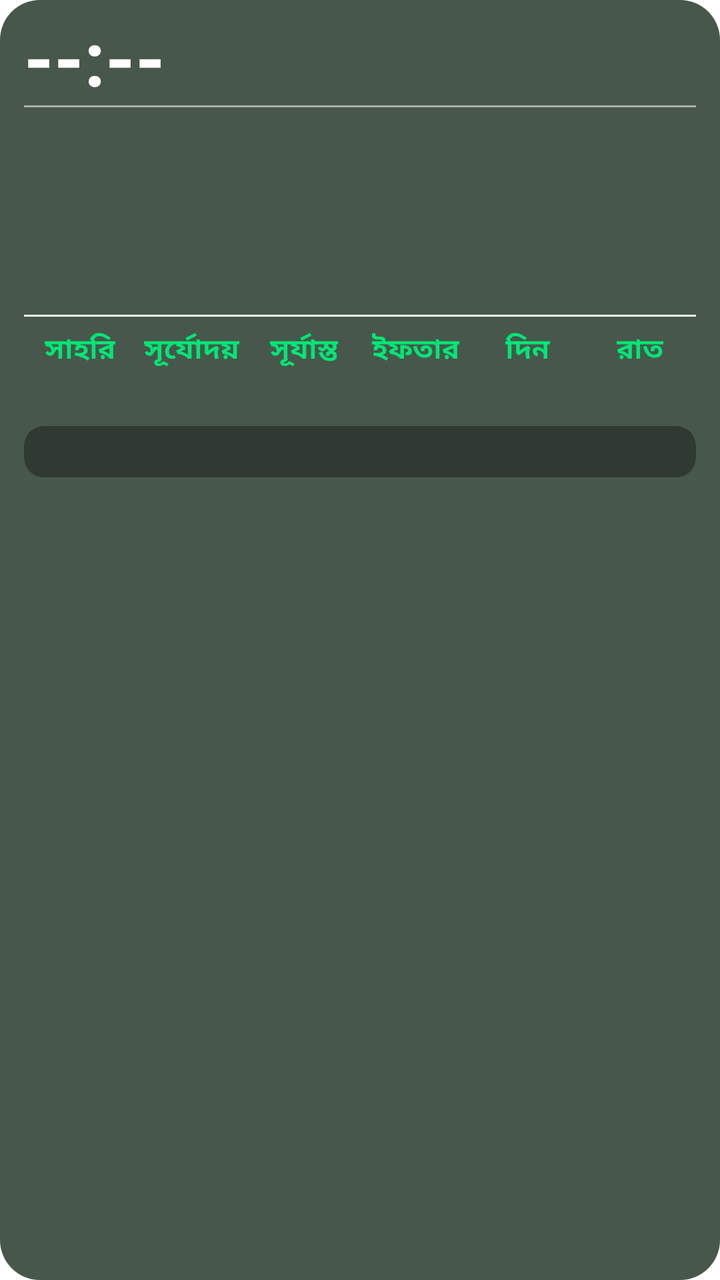
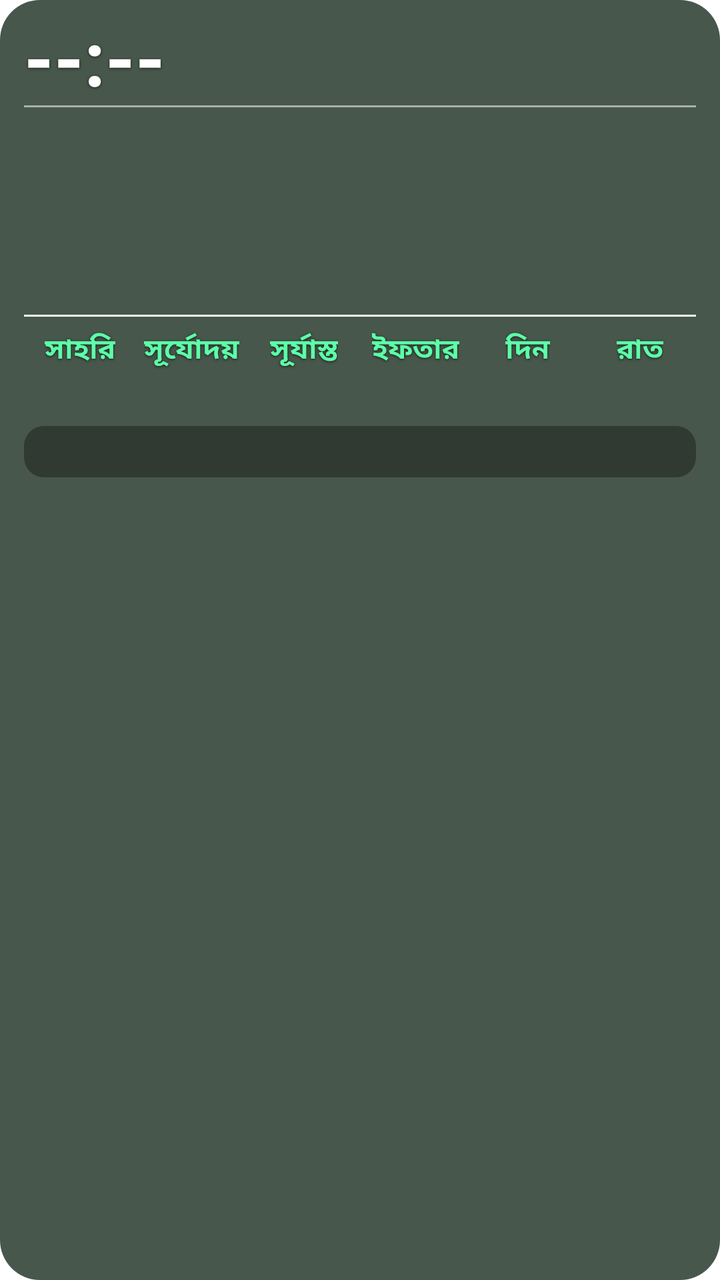

Compare the two renders of this Android layout. The source of the first and the diff that turns it into the second are given below.
<!-- AndroidManifest.xml: fallback theme Theme.MaterialComponents.DayNight.NoActionBar -->
<!-- res/layout/prayer_widget_layout.xml -->
<?xml version="1.0" encoding="utf-8"?>
<LinearLayout xmlns:android="http://schemas.android.com/apk/res/android"
    android:id="@+id/widget_root"
    android:layout_width="match_parent"
    android:layout_height="match_parent"
    android:orientation="vertical"
    android:background="@drawable/widget_background"
    android:paddingStart="12dp"
    android:paddingEnd="12dp"
    android:paddingTop="8dp"
    android:paddingBottom="10dp">

    
    <LinearLayout
        android:layout_width="match_parent"
        android:layout_height="wrap_content"
        android:orientation="horizontal"
        android:gravity="top">

        <TextView
            android:id="@+id/widget_time"
            android:layout_width="0dp"
            android:layout_height="wrap_content"
            android:layout_weight="1"
            android:text="--:--"
            android:textColor="#FFFFFF"
            android:textSize="38sp"
            android:textStyle="bold"
            android:includeFontPadding="false"
            android:gravity="start|center_vertical" />

        <LinearLayout
            android:layout_width="wrap_content"
            android:layout_height="wrap_content"
            android:orientation="vertical"
            android:gravity="end">

            <TextView
                android:id="@+id/widget_location"
                android:layout_width="wrap_content"
                android:layout_height="wrap_content"
                android:text=""
                android:textColor="#80DEEA"
                android:textSize="14sp"
                android:textStyle="bold"
                android:gravity="end"
                android:singleLine="true"
                android:ellipsize="end"
                android:maxWidth="180dp" />

            <TextView
                android:id="@+id/widget_weather"
                android:layout_width="wrap_content"
                android:layout_height="wrap_content"
                android:layout_marginTop="2dp"
                android:text=""
                android:textColor="#B0BEC5"
                android:textSize="13sp"
                android:textStyle="bold"
                android:gravity="end"
                android:singleLine="true"
                android:ellipsize="end"
                android:maxWidth="180dp" />

        </LinearLayout>

    </LinearLayout>

    
    <TextView
        android:layout_width="match_parent"
        android:layout_height="1dp"
        android:layout_marginTop="0dp"
        android:layout_marginBottom="2dp"
        android:background="#88FFFFFF"
        android:text="" />

    
    <LinearLayout
        android:layout_width="match_parent"
        android:layout_height="wrap_content"
        android:orientation="horizontal">

        
        <LinearLayout
            android:layout_width="0dp"
            android:layout_height="wrap_content"
            android:layout_weight="0.65"
            android:orientation="vertical">

            <TextView
                android:id="@+id/widget_waqt_name"
                android:layout_width="wrap_content"
                android:layout_height="wrap_content"
                android:text=""
                android:textColor="#00E676"
                android:textSize="20sp"
                android:textStyle="bold" />

            <TextView
                android:id="@+id/widget_waqt_range"
                android:layout_width="wrap_content"
                android:layout_height="wrap_content"
                android:layout_marginTop="-2dp"
                android:text=""
                android:textColor="#ECEFF1"
                android:textSize="18sp"
                android:textStyle="bold" />

            <TextView
                android:id="@+id/widget_waqt_remaining_label"
                android:layout_width="wrap_content"
                android:layout_height="wrap_content"
                android:layout_marginTop="0dp"
                android:text=""
                android:textColor="#CE93D8"
                android:textSize="16sp"
                android:textStyle="bold" />

            <TextView
                android:id="@+id/widget_waqt_remaining_value"
                android:layout_width="wrap_content"
                android:layout_height="wrap_content"
                android:layout_marginTop="0dp"
                android:text=""
                android:textColor="#FFFFFF"
                android:textSize="18sp"
                android:textStyle="bold" />

        </LinearLayout>

        
        <LinearLayout
            android:layout_width="0dp"
            android:layout_height="wrap_content"
            android:layout_weight="1.35"
            android:orientation="vertical">

            <TextView
                android:id="@+id/widget_day"
                android:layout_width="match_parent"
                android:layout_height="wrap_content"
                android:text=""
                android:textColor="#00E676"
                android:textSize="20sp"
                android:textStyle="bold"
                android:singleLine="true"
                android:ellipsize="end"
                android:gravity="end" />

            <TextView
                android:id="@+id/widget_gregorian"
                android:layout_width="match_parent"
                android:layout_height="wrap_content"
                android:layout_marginTop="0dp"
                android:text=""
                android:textColor="#E0E0E0"
                android:textSize="16sp"
                android:textStyle="bold"
                android:gravity="end" />

            <TextView
                android:id="@+id/widget_hijri"
                android:layout_width="match_parent"
                android:layout_height="wrap_content"
                android:layout_marginTop="0dp"
                android:text=""
                android:textColor="#CE93D8"
                android:textSize="16sp"
                android:textStyle="bold"
                android:gravity="end"
                android:singleLine="true"
                android:ellipsize="end" />

            <TextView
                android:id="@+id/widget_bangla_date"
                android:layout_width="match_parent"
                android:layout_height="wrap_content"
                android:layout_marginTop="0dp"
                android:text=""
                android:textColor="#80DEEA"
                android:textSize="16sp"
                android:textStyle="bold"
                android:gravity="end" />

        </LinearLayout>
    </LinearLayout>

    
    <TextView
        android:id="@+id/widget_divider_bottom"
        android:layout_width="match_parent"
        android:layout_height="1dp"
        android:layout_marginTop="6dp"
        android:background="#FFFFFFFF"
        android:text="" />

    
    <LinearLayout
        android:layout_width="match_parent"
        android:layout_height="wrap_content"
        android:layout_marginTop="6dp"
        android:orientation="horizontal">

        <LinearLayout
            android:layout_width="0dp"
            android:layout_height="wrap_content"
            android:layout_weight="1"
            android:orientation="vertical"
            android:gravity="center">

            <TextView
                android:id="@+id/widget_sehri_label"
                android:layout_width="wrap_content"
                android:layout_height="wrap_content"
                android:text="সাহরি"
                android:textColor="#00E676"
                android:textSize="14sp"
                android:textStyle="bold" />

            <TextView
                android:id="@+id/widget_sehri"
                android:layout_width="wrap_content"
                android:layout_height="wrap_content"
                android:text=""
                android:textColor="#00E676"
                android:textSize="16sp"
                android:textStyle="bold" />

        </LinearLayout>

        <LinearLayout
            android:layout_width="0dp"
            android:layout_height="wrap_content"
            android:layout_weight="1"
            android:orientation="vertical"
            android:gravity="center">

            <TextView
                android:id="@+id/widget_sunrise_label"
                android:layout_width="wrap_content"
                android:layout_height="wrap_content"
                android:text="সূর্যোদয়"
                android:textColor="#00E676"
                android:textSize="14sp"
                android:textStyle="bold" />

            <TextView
                android:id="@+id/widget_sunrise"
                android:layout_width="wrap_content"
                android:layout_height="wrap_content"
                android:text=""
                android:textColor="#00E676"
                android:textSize="16sp"
                android:textStyle="bold" />

        </LinearLayout>

        <LinearLayout
            android:layout_width="0dp"
            android:layout_height="wrap_content"
            android:layout_weight="1"
            android:orientation="vertical"
            android:gravity="center">

            <TextView
                android:id="@+id/widget_sunset_label"
                android:layout_width="wrap_content"
                android:layout_height="wrap_content"
                android:text="সূর্যাস্ত"
                android:textColor="#00E676"
                android:textSize="14sp"
                android:textStyle="bold" />

            <TextView
                android:id="@+id/widget_sunset"
                android:layout_width="wrap_content"
                android:layout_height="wrap_content"
                android:text=""
                android:textColor="#00E676"
                android:textSize="16sp"
                android:textStyle="bold" />

        </LinearLayout>

        <LinearLayout
            android:layout_width="0dp"
            android:layout_height="wrap_content"
            android:layout_weight="1"
            android:orientation="vertical"
            android:gravity="center">

            <TextView
                android:id="@+id/widget_iftar_label"
                android:layout_width="wrap_content"
                android:layout_height="wrap_content"
                android:text="ইফতার"
                android:textColor="#00E676"
                android:textSize="14sp"
                android:textStyle="bold" />

            <TextView
                android:id="@+id/widget_iftar"
                android:layout_width="wrap_content"
                android:layout_height="wrap_content"
                android:text=""
                android:textColor="#00E676"
                android:textSize="16sp"
                android:textStyle="bold" />

        </LinearLayout>

        
        <LinearLayout
            android:layout_width="0dp"
            android:layout_height="wrap_content"
            android:layout_weight="1"
            android:orientation="vertical"
            android:gravity="center">

            <TextView
                android:id="@+id/widget_day_label"
                android:layout_width="wrap_content"
                android:layout_height="wrap_content"
                android:text="দিন"
                android:textColor="#00E676"
                android:textSize="14sp"
                android:textStyle="bold" />

            <TextView
                android:id="@+id/widget_day_duration"
                android:layout_width="wrap_content"
                android:layout_height="wrap_content"
                android:text=""
                android:textColor="#00E676"
                android:textSize="16sp"
                android:textStyle="bold" />

        </LinearLayout>

        <LinearLayout
            android:layout_width="0dp"
            android:layout_height="wrap_content"
            android:layout_weight="1"
            android:orientation="vertical"
            android:gravity="center">

            <TextView
                android:id="@+id/widget_night_label"
                android:layout_width="wrap_content"
                android:layout_height="wrap_content"
                android:text="রাত"
                android:textColor="#00E676"
                android:textSize="14sp"
                android:textStyle="bold" />

            <TextView
                android:id="@+id/widget_night_duration"
                android:layout_width="wrap_content"
                android:layout_height="wrap_content"
                android:text=""
                android:textColor="#00E676"
                android:textSize="16sp"
                android:textStyle="bold" />

        </LinearLayout>

    </LinearLayout>

    
    <TextView
        android:id="@+id/widget_alert"
        android:layout_width="match_parent"
        android:layout_height="wrap_content"
        android:layout_marginTop="6dp"
        android:paddingTop="4dp"
        android:paddingBottom="4dp"
        android:paddingStart="4dp"
        android:paddingEnd="4dp"
        android:background="@drawable/widget_alert_bg"
        android:text=""
        android:textColor="#FFD54F"
        android:textSize="13sp"
        android:textStyle="bold"
        android:gravity="start"
        android:maxLines="10"
        android:ellipsize="end" />

</LinearLayout>
<!-- resources referenced by this layout -->
<resources>
  <!-- drawable widget_alert_bg (drawable) -->
  <?xml version="1.0" encoding="utf-8"?>
  <shape xmlns:android="http://schemas.android.com/apk/res/android"
      android:shape="rectangle">
      <solid android:color="#55000000" />
      <corners android:radius="10dp" />
  </shape>
  <!-- drawable widget_background (drawable) -->
  <?xml version="1.0" encoding="utf-8"?>
  <shape xmlns:android="http://schemas.android.com/apk/res/android"
      android:shape="rectangle">
      <solid android:color="#CC1B2E1F" />
      <corners android:radius="20dp" />
  </shape>
</resources>

<!-- the commit's change to res/layout/prayer_widget_layout.xml (unified diff, before → after) -->
@@ -24,6 +24,10 @@
             android:layout_weight="1"
             android:text="--:--"
             android:textColor="#FFFFFF"
+            android:shadowColor="#B3000000"
+            android:shadowDx="0"
+            android:shadowDy="1"
+            android:shadowRadius="3"
             android:textSize="38sp"
             android:textStyle="bold"
             android:includeFontPadding="false"
@@ -40,7 +44,11 @@
                 android:layout_width="wrap_content"
                 android:layout_height="wrap_content"
                 android:text=""
-                android:textColor="#80DEEA"
+                android:textColor="#A5F3FF"
+                android:shadowColor="#B3000000"
+                android:shadowDx="0"
+                android:shadowDy="1"
+                android:shadowRadius="3"
                 android:textSize="14sp"
                 android:textStyle="bold"
                 android:gravity="end"
@@ -54,7 +62,11 @@
                 android:layout_height="wrap_content"
                 android:layout_marginTop="2dp"
                 android:text=""
-                android:textColor="#B0BEC5"
+                android:textColor="#E1EEF4"
+                android:shadowColor="#B3000000"
+                android:shadowDx="0"
+                android:shadowDy="1"
+                android:shadowRadius="3"
                 android:textSize="13sp"
                 android:textStyle="bold"
                 android:gravity="end"
@@ -93,7 +105,11 @@
                 android:layout_width="wrap_content"
                 android:layout_height="wrap_content"
                 android:text=""
-                android:textColor="#00E676"
+                android:textColor="#5CFFA8"
+                android:shadowColor="#B3000000"
+                android:shadowDx="0"
+                android:shadowDy="1"
+                android:shadowRadius="3"
                 android:textSize="20sp"
                 android:textStyle="bold" />
 
@@ -103,7 +119,11 @@
                 android:layout_height="wrap_content"
                 android:layout_marginTop="-2dp"
                 android:text=""
-                android:textColor="#ECEFF1"
+                android:textColor="#FFFFFF"
+                android:shadowColor="#B3000000"
+                android:shadowDx="0"
+                android:shadowDy="1"
+                android:shadowRadius="3"
                 android:textSize="18sp"
                 android:textStyle="bold" />
 
@@ -113,7 +133,11 @@
                 android:layout_height="wrap_content"
                 android:layout_marginTop="0dp"
                 android:text=""
-                android:textColor="#CE93D8"
+                android:textColor="#E8B4F5"
+                android:shadowColor="#B3000000"
+                android:shadowDx="0"
+                android:shadowDy="1"
+                android:shadowRadius="3"
                 android:textSize="16sp"
                 android:textStyle="bold" />
 
@@ -124,6 +148,10 @@
                 android:layout_marginTop="0dp"
                 android:text=""
                 android:textColor="#FFFFFF"
+                android:shadowColor="#B3000000"
+                android:shadowDx="0"
+                android:shadowDy="1"
+                android:shadowRadius="3"
                 android:textSize="18sp"
                 android:textStyle="bold" />
 
@@ -141,7 +169,11 @@
                 android:layout_width="match_parent"
                 android:layout_height="wrap_content"
                 android:text=""
-                android:textColor="#00E676"
+                android:textColor="#5CFFA8"
+                android:shadowColor="#B3000000"
+                android:shadowDx="0"
+                android:shadowDy="1"
+                android:shadowRadius="3"
                 android:textSize="20sp"
                 android:textStyle="bold"
                 android:singleLine="true"
@@ -154,7 +186,11 @@
                 android:layout_height="wrap_content"
                 android:layout_marginTop="0dp"
                 android:text=""
-                android:textColor="#E0E0E0"
+                android:textColor="#FFFFFF"
+                android:shadowColor="#B3000000"
+                android:shadowDx="0"
+                android:shadowDy="1"
+                android:shadowRadius="3"
                 android:textSize="16sp"
                 android:textStyle="bold"
                 android:gravity="end" />
@@ -165,7 +201,11 @@
                 android:layout_height="wrap_content"
                 android:layout_marginTop="0dp"
                 android:text=""
-                android:textColor="#CE93D8"
+                android:textColor="#E8B4F5"
+                android:shadowColor="#B3000000"
+                android:shadowDx="0"
+                android:shadowDy="1"
+                android:shadowRadius="3"
                 android:textSize="16sp"
                 android:textStyle="bold"
                 android:gravity="end"
@@ -178,7 +218,11 @@
                 android:layout_height="wrap_content"
                 android:layout_marginTop="0dp"
                 android:text=""
-                android:textColor="#80DEEA"
+                android:textColor="#A5F3FF"
+                android:shadowColor="#B3000000"
+                android:shadowDx="0"
+                android:shadowDy="1"
+                android:shadowRadius="3"
                 android:textSize="16sp"
                 android:textStyle="bold"
                 android:gravity="end" />
@@ -214,7 +258,11 @@
                 android:layout_width="wrap_content"
                 android:layout_height="wrap_content"
                 android:text="সাহরি"
-                android:textColor="#00E676"
+                android:textColor="#5CFFA8"
+                android:shadowColor="#B3000000"
+                android:shadowDx="0"
+                android:shadowDy="1"
+                android:shadowRadius="3"
                 android:textSize="14sp"
                 android:textStyle="bold" />
 
@@ -223,7 +271,11 @@
                 android:layout_width="wrap_content"
                 android:layout_height="wrap_content"
                 android:text=""
-                android:textColor="#00E676"
+                android:textColor="#5CFFA8"
+                android:shadowColor="#B3000000"
+                android:shadowDx="0"
+                android:shadowDy="1"
+                android:shadowRadius="3"
                 android:textSize="16sp"
                 android:textStyle="bold" />
 
@@ -241,7 +293,11 @@
                 android:layout_width="wrap_content"
                 android:layout_height="wrap_content"
                 android:text="সূর্যোদয়"
-                android:textColor="#00E676"
+                android:textColor="#5CFFA8"
+                android:shadowColor="#B3000000"
+                android:shadowDx="0"
+                android:shadowDy="1"
+                android:shadowRadius="3"
                 android:textSize="14sp"
                 android:textStyle="bold" />
 
@@ -250,7 +306,11 @@
                 android:layout_width="wrap_content"
                 android:layout_height="wrap_content"
                 android:text=""
-                android:textColor="#00E676"
+                android:textColor="#5CFFA8"
+                android:shadowColor="#B3000000"
+                android:shadowDx="0"
+                android:shadowDy="1"
+                android:shadowRadius="3"
                 android:textSize="16sp"
                 android:textStyle="bold" />
 
@@ -268,7 +328,11 @@
                 android:layout_width="wrap_content"
                 android:layout_height="wrap_content"
                 android:text="সূর্যাস্ত"
-                android:textColor="#00E676"
+                android:textColor="#5CFFA8"
+                android:shadowColor="#B3000000"
+                android:shadowDx="0"
+                android:shadowDy="1"
+                android:shadowRadius="3"
                 android:textSize="14sp"
                 android:textStyle="bold" />
 
@@ -277,7 +341,11 @@
                 android:layout_width="wrap_content"
                 android:layout_height="wrap_content"
                 android:text=""
-                android:textColor="#00E676"
+                android:textColor="#5CFFA8"
+                android:shadowColor="#B3000000"
+                android:shadowDx="0"
+                android:shadowDy="1"
+                android:shadowRadius="3"
                 android:textSize="16sp"
                 android:textStyle="bold" />
 
@@ -295,7 +363,11 @@
                 android:layout_width="wrap_content"
                 android:layout_height="wrap_content"
                 android:text="ইফতার"
-                android:textColor="#00E676"
+                android:textColor="#5CFFA8"
+                android:shadowColor="#B3000000"
+                android:shadowDx="0"
+                android:shadowDy="1"
+                android:shadowRadius="3"
                 android:textSize="14sp"
                 android:textStyle="bold" />
 
@@ -304,7 +376,11 @@
                 android:layout_width="wrap_content"
                 android:layout_height="wrap_content"
                 android:text=""
-                android:textColor="#00E676"
+                android:textColor="#5CFFA8"
+                android:shadowColor="#B3000000"
+                android:shadowDx="0"
+                android:shadowDy="1"
+                android:shadowRadius="3"
                 android:textSize="16sp"
                 android:textStyle="bold" />
 
@@ -323,7 +399,11 @@
                 android:layout_width="wrap_content"
                 android:layout_height="wrap_content"
                 android:text="দিন"
-                android:textColor="#00E676"
+                android:textColor="#5CFFA8"
+                android:shadowColor="#B3000000"
+                android:shadowDx="0"
+                android:shadowDy="1"
+                android:shadowRadius="3"
                 android:textSize="14sp"
                 android:textStyle="bold" />
 
@@ -332,7 +412,11 @@
                 android:layout_width="wrap_content"
                 android:layout_height="wrap_content"
                 android:text=""
-                android:textColor="#00E676"
+                android:textColor="#5CFFA8"
+                android:shadowColor="#B3000000"
+                android:shadowDx="0"
+                android:shadowDy="1"
+                android:shadowRadius="3"
                 android:textSize="16sp"
                 android:textStyle="bold" />
 
@@ -350,7 +434,11 @@
                 android:layout_width="wrap_content"
                 android:layout_height="wrap_content"
                 android:text="রাত"
-                android:textColor="#00E676"
+                android:textColor="#5CFFA8"
+                android:shadowColor="#B3000000"
+                android:shadowDx="0"
+                android:shadowDy="1"
+                android:shadowRadius="3"
                 android:textSize="14sp"
                 android:textStyle="bold" />
 
@@ -359,7 +447,11 @@
                 android:layout_width="wrap_content"
                 android:layout_height="wrap_content"
                 android:text=""
-                android:textColor="#00E676"
+                android:textColor="#5CFFA8"
+                android:shadowColor="#B3000000"
+                android:shadowDx="0"
+                android:shadowDy="1"
+                android:shadowRadius="3"
                 android:textSize="16sp"
                 android:textStyle="bold" />
 
@@ -379,7 +471,11 @@
         android:paddingEnd="4dp"
         android:background="@drawable/widget_alert_bg"
         android:text=""
-        android:textColor="#FFD54F"
+        android:textColor="#FFE680"
+        android:shadowColor="#B3000000"
+        android:shadowDx="0"
+        android:shadowDy="1"
+        android:shadowRadius="3"
         android:textSize="13sp"
         android:textStyle="bold"
         android:gravity="start"
